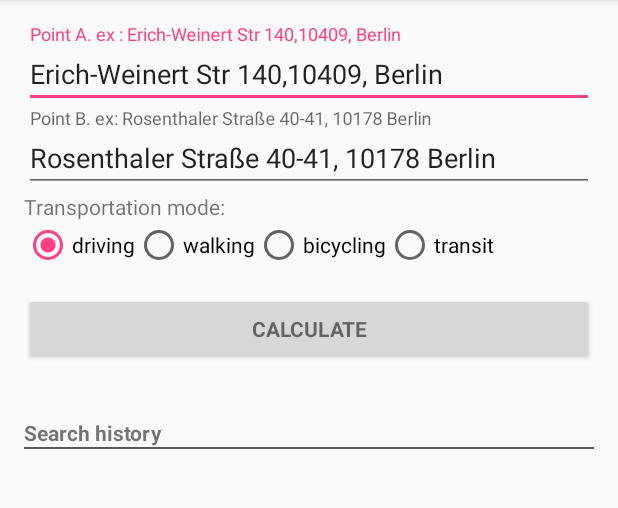
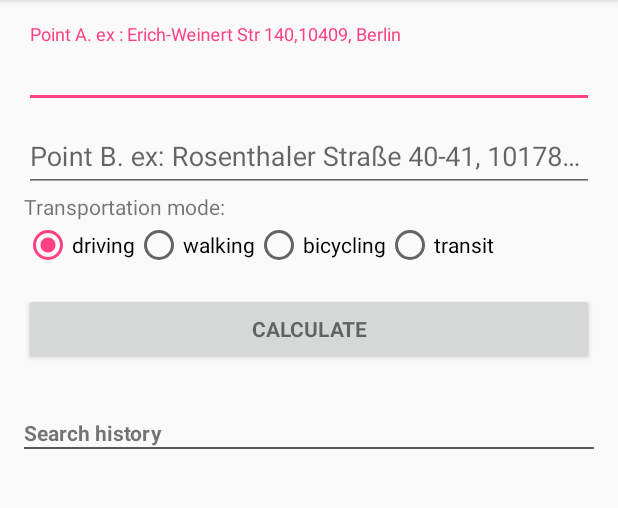
Before and after one commit to raychenon/distance-calculation, an Android app: the screen it shows after launch (FormActivity), on a phone screen of 412 x 824 dp, the part 84-592 px from its top. Run offline under Robolectric (Android 15) with nearby library versions, the phone set to English and light mode, and no system bars; our stand-ins replace ButterKnife.

Commit message:
comment out the default addresses

```diff
--- a/app/src/main/res/layout/form_activity.xml
+++ b/app/src/main/res/layout/form_activity.xml
@@ -22,8 +22,8 @@
             android:layout_height="wrap_content"
             android:hint="@string/prompt_start"
             android:inputType="text"
-            android:text="Erich-Weinert Str 140,10409, Berlin"
             android:maxLines="1" />
+            <!--android:text="Erich-Weinert Str 140,10409, Berlin"-->
 
     </android.support.design.widget.TextInputLayout>
 
@@ -38,8 +38,8 @@
             android:hint="@string/prompt_end"
             android:imeOptions="actionUnspecified"
             android:inputType="text"
-            android:text="Rosenthaler Straße 40-41, 10178 Berlin"
             android:maxLines="1" />
+            <!--android:text="Rosenthaler Straße 40-41, 10178 Berlin"-->
 
     </android.support.design.widget.TextInputLayout>
 
```
